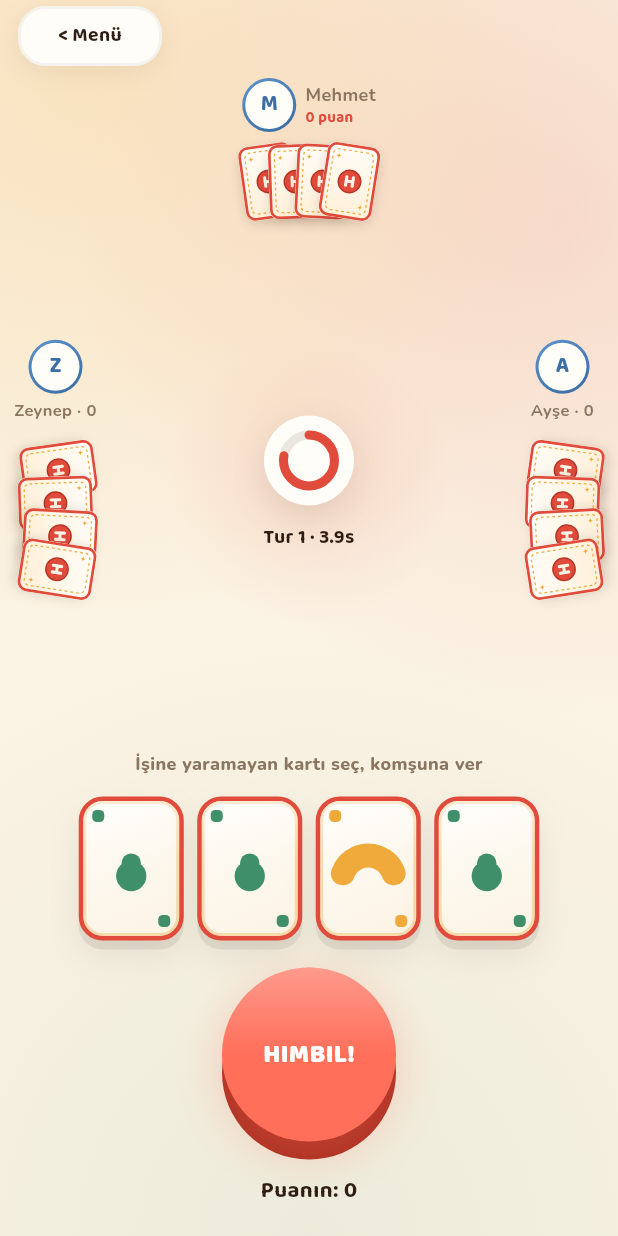
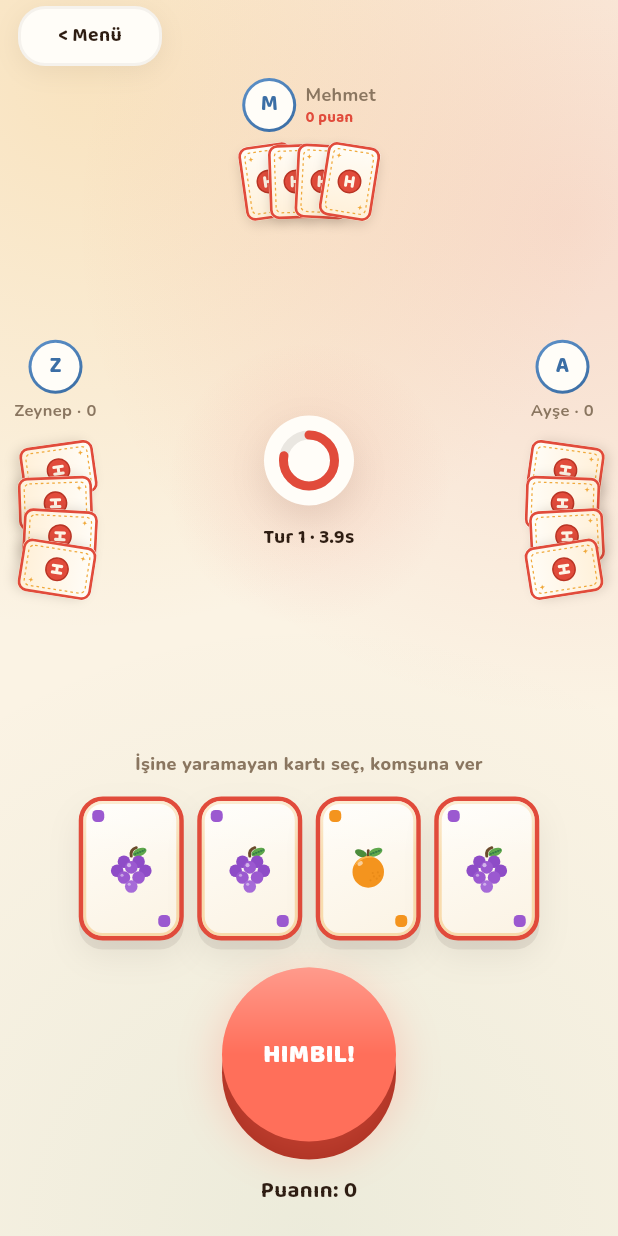
Before and after one commit to enesibis/HIMBIL, a Flutter app: the LobbyScreen screen opened directly, after a tap on "Oyunu Başlat", on a phone screen of 412 x 824 dp. Run offline on Flutter 3.47's test engine with Material 3 defaults, Android fonts, the phone set to English and light mode, and no system bars; our stand-ins replace flutter_svg, shared_preferences; accounts and stored records are empty.

Commit message:
Replace placeholder fruit icons with kart_paketi vector art
The 4 in-hand card faces (elma/armut/muz/cilek) were drawn as crude
CustomPaint shapes. design_handoff_kart_paketi/meyveler ships proper
illustrated vector fruits, but only overlaps 2 of those 4 (muz,
cilek) — there's no matching art for elma/armut. Swap the game's
object pool to the 4 fruits the pack actually covers (muz, uzum,
portakal, cilek) so every card face gets real art; game logic is
generic over object type strings so this is a data-only change
(no tests reference the old names).

Co-Authored-By: Claude Sonnet 5 <noreply@anthropic.com>

```diff
--- a/client-flutter/lib/game/rules.dart
+++ b/client-flutter/lib/game/rules.dart
@@ -29,7 +29,7 @@ class SwapTickResult {
 }
 
 class Rules {
-  static const List<String> objectPool = ['elma', 'armut', 'muz', 'cilek'];
+  static const List<String> objectPool = ['muz', 'uzum', 'portakal', 'cilek'];
   static const int handSize = 4;
 
   static const int slamScoreStart = 100;
--- a/client-flutter/lib/theme/palette.dart
+++ b/client-flutter/lib/theme/palette.dart
@@ -34,12 +34,12 @@ class Palette {
   static const Color rankBronze = Color(0xFFB87333);
   static const Color rankNeutral = Color(0xFFAFA593);
 
-  /// Kart üzerindeki nesne türleri için ikon renkleri (tasarımda emoji
-  /// placeholder'dı; bunlar kendi seçimimiz, paletle uyumlu).
+  /// Kart üzerindeki nesne türleri için ikon renkleri —
+  /// design_handoff_kart_paketi/kart-sanati.js FRUIT_COLOR ile birebir.
   static const Map<String, Color> fruitColors = {
-    'elma': red,
-    'armut': green,
-    'muz': mustard,
-    'cilek': Color(0xFFD6336C),
+    'muz': Color(0xFFFFC93D),
+    'uzum': Color(0xFF9B59D0),
+    'portakal': Color(0xFFF4941E),
+    'cilek': Color(0xFFF0455C),
   };
 }
--- a/client-flutter/lib/widgets/fruit_icon.dart
+++ b/client-flutter/lib/widgets/fruit_icon.dart
@@ -1,11 +1,10 @@
-import 'dart:math' as math;
 import 'package:flutter/material.dart';
+import 'package:flutter_svg/flutter_svg.dart';
 
-import '../theme/palette.dart';
-
-/// Basit prosedürel meyve ikonları — tasarımda emoji placeholder'dı;
-/// burada onun yerine kendi rengiyle çizilen küçük vektör ikonlar
-/// kullanıyoruz (dış görsel varlık gerekmeden).
+/// Kart üzerindeki meyve ikonu — design_handoff_kart_paketi/meyveler
+/// paketindeki vektör çizimler (48x48 viewBox), oyunun 4 nesne türüne
+/// (muz, üzüm, portakal, çilek) karşılık gelen 4'ü `assets/fruits/`'e
+/// kopyalanmıştır.
 class FruitIcon extends StatelessWidget {
   final String objectType;
   final double size;
@@ -13,68 +12,23 @@ class FruitIcon extends StatelessWidget {
 
   const FruitIcon({super.key, required this.objectType, required this.size, this.opacity = 1.0});
 
+  static const _assetPaths = {
+    'muz': 'assets/fruits/muz.svg',
+    'uzum': 'assets/fruits/uzum.svg',
+    'portakal': 'assets/fruits/portakal.svg',
+    'cilek': 'assets/fruits/cilek.svg',
+  };
+
   @override
   Widget build(BuildContext context) {
+    final path = _assetPaths[objectType];
     return Opacity(
       opacity: opacity,
       child: SizedBox(
         width: size,
         height: size,
-        child: CustomPaint(painter: _FruitIconPainter(objectType)),
+        child: path != null ? SvgPicture.asset(path, width: size, height: size) : null,
       ),
     );
   }
 }
-
-class _FruitIconPainter extends CustomPainter {
-  final String objectType;
-
-  _FruitIconPainter(this.objectType);
-
-  @override
-  void paint(Canvas canvas, Size size) {
-    final c = Offset(size.width / 2, size.height / 2);
-    final color = Palette.fruitColors[objectType] ?? Palette.textSecondary;
-    final paint = Paint()..color = color;
-
-    switch (objectType) {
-      case 'elma':
-        canvas.drawCircle(Offset(c.dx, c.dy + size.height * 0.06), size.width * 0.30, paint);
-        canvas.drawRect(
-          Rect.fromLTWH(c.dx - 4, c.dy - size.width * 0.30 - 12, 8, 16),
-          paint,
-        );
-        break;
-      case 'armut':
-        canvas.drawCircle(Offset(c.dx, c.dy + size.height * 0.14), size.width * 0.28, paint);
-        canvas.drawCircle(Offset(c.dx, c.dy - size.height * 0.10), size.width * 0.18, paint);
-        break;
-      case 'muz':
-        final rect = Rect.fromCircle(center: Offset(c.dx, c.dy + size.height * 0.26), radius: size.width * 0.5);
-        final arcPaint = Paint()
-          ..color = color
-          ..style = PaintingStyle.stroke
-          ..strokeWidth = 16
-          ..strokeCap = StrokeCap.round;
-        canvas.drawArc(rect, _deg(200), _deg(140), false, arcPaint);
-        break;
-      case 'cilek':
-        final path = Path()
-          ..moveTo(c.dx, c.dy + size.height * 0.32)
-          ..lineTo(c.dx - size.width * 0.26, c.dy - size.height * 0.06)
-          ..lineTo(c.dx + size.width * 0.26, c.dy - size.height * 0.06)
-          ..close();
-        canvas.drawPath(path, paint);
-        canvas.drawRect(
-          Rect.fromLTWH(c.dx - 10, c.dy - size.height * 0.20, 20, 10),
-          Paint()..color = Palette.green,
-        );
-        break;
-    }
-  }
-
-  double _deg(double degrees) => degrees * math.pi / 180.0;
-
-  @override
-  bool shouldRepaint(covariant _FruitIconPainter oldDelegate) => oldDelegate.objectType != objectType;
-}
--- a/client-flutter/pubspec.yaml
+++ b/client-flutter/pubspec.yaml
@@ -78,6 +78,7 @@ flutter:
     - assets/images/himbil_logo.png
     - assets/avatars/
     - assets/card_backs/
+    - assets/fruits/
 
   # Baloo2 ve Nunito variable font (wght eksenli); tek asset yeterli çünkü
   # ağırlık seçimi AppText içinde TextStyle.fontVariations ile yapılıyor —
```
Also changed, not shown: client-flutter/assets/fruits/cilek.svg (added), client-flutter/assets/fruits/muz.svg (added), client-flutter/assets/fruits/portakal.svg (added), client-flutter/assets/fruits/uzum.svg (added).
